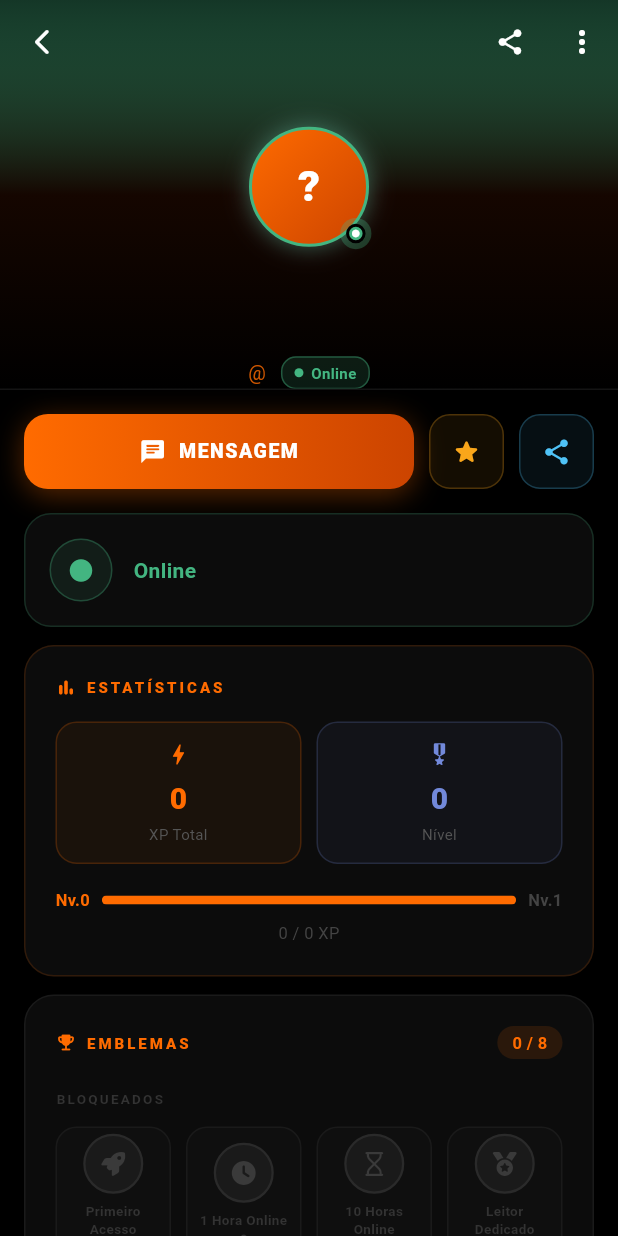
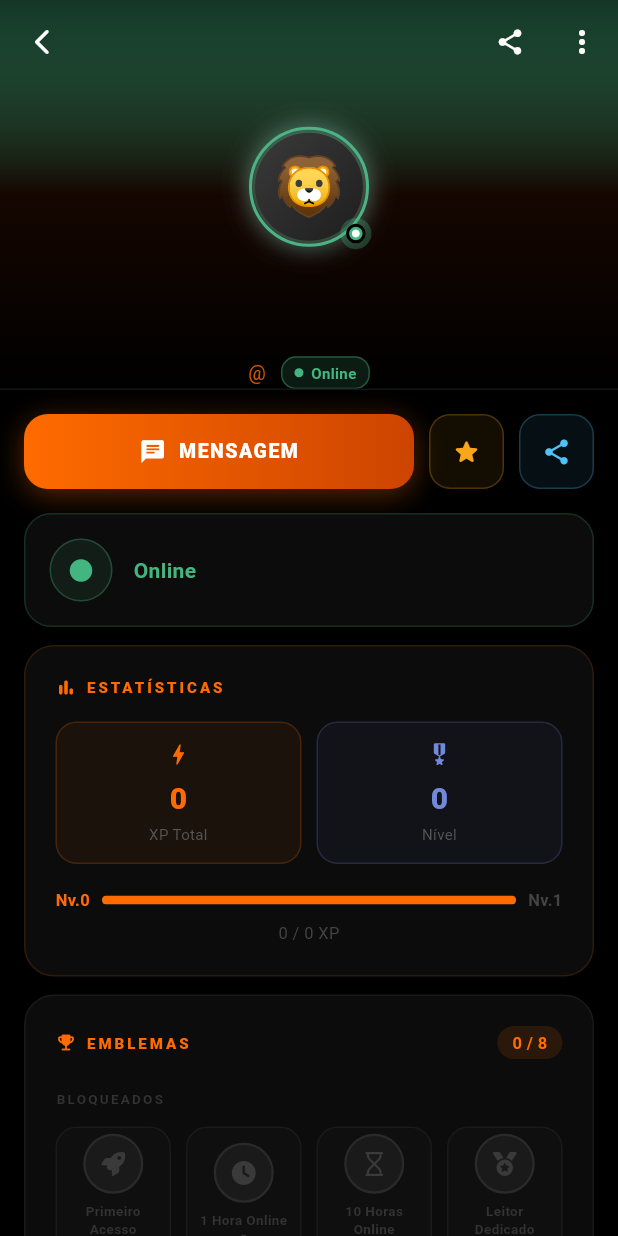
Before and after one commit to Astelee/horizonte_news, a Flutter app: the TelaPerfilAmigo screen opened directly with empty values, on a phone screen of 412 x 824 dp. Run offline on Flutter 3.47's test engine with Material 3 defaults, Android fonts, the phone set to English and light mode, and no system bars; our stand-ins replace audioplayers, cached_network_image, cloud_firestore, firebase_analytics, firebase_auth, firebase_core and 8 more; missing offline and left inert: onesignal_flutter; accounts and stored records are empty; network calls fail.

Commit message:
Refactor AvatarFrame to use AppAvatar and remove method
Removed the _getInitial method and replaced the Text widget with AppAvatar in the AvatarFrame.

```diff
--- a/lib/screens/amigos_widgets.dart
+++ b/lib/screens/amigos_widgets.dart
@@ -5,6 +5,7 @@ import 'package:font_awesome_flutter/font_awesome_flutter.dart';
 import 'package:cloud_firestore/cloud_firestore.dart';
 import '../config/badge_config.dart';
 import '../widgets/avatar_frame.dart';
+import '../widgets/app_avatar.dart';
 import 'amigos_modelos.dart';
 import 'amigos_perfil.dart';
 import 'chat_screen.dart';
@@ -59,14 +60,6 @@ class _AmigoAvatarState extends State<AmigoAvatar>
     super.dispose();
   }
 
-  String _getInitial() {
-    final name = widget.friend.displayName.trim();
-    if (name.isNotEmpty) return name[0].toUpperCase();
-    final username = widget.friend.username.trim();
-    if (username.isNotEmpty) return username[0].toUpperCase();
-    return '?';
-  }
-
   @override
   Widget build(BuildContext context) {
     final s = widget.size;
@@ -82,13 +75,9 @@ class _AmigoAvatarState extends State<AmigoAvatar>
           level: widget.friend.level,
           size: s,
           child: Container(
+            padding: const EdgeInsets.all(2),
             decoration: BoxDecoration(
               shape: BoxShape.circle,
-              gradient: const LinearGradient(
-                colors: [Color(0xFFFF6B00), Color(0xFFCC4400)],
-                begin: Alignment.topLeft,
-                end: Alignment.bottomRight,
-              ),
               border: Border.all(color: borderColor, width: 2),
               boxShadow: [
                 BoxShadow(
@@ -97,15 +86,9 @@ class _AmigoAvatarState extends State<AmigoAvatar>
                 ),
               ],
             ),
-            child: Center(
-              child: Text(
-                _getInitial(),
-                style: TextStyle(
-                  color: Colors.white,
-                  fontSize: s * 0.36,
-                  fontWeight: FontWeight.w900,
-                ),
-              ),
+            child: AppAvatar(
+              avatarId: widget.friend.avatarId,
+              size: s - 4,
             ),
           ),
         ),
@@ -889,7 +872,6 @@ class _SkeletonCard extends StatelessWidget {
       ),
       child: Row(
         children: [
-          // Avatar skeleton
           Container(
             width: 50,
             height: 50,
```
